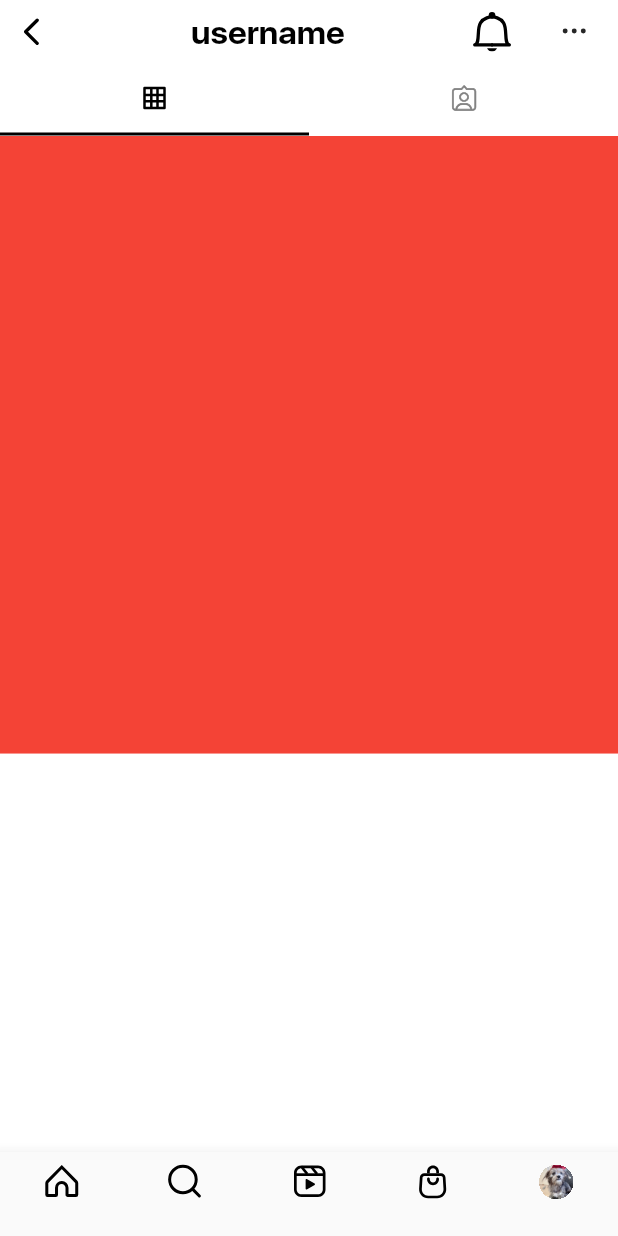
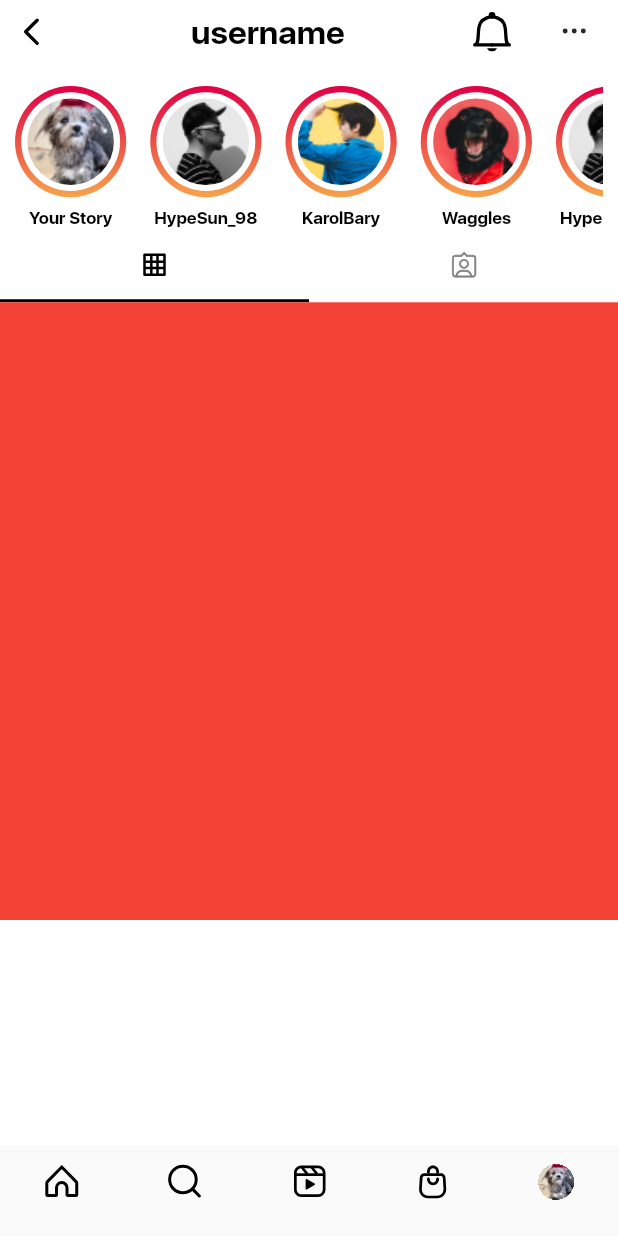
Before and after one commit to danielnoliveira/instagram_clone, a Flutter app: the screen it shows after launch, on a phone screen of 412 x 824 dp. Run offline on Flutter 3.47's test engine with Material 2 defaults, Android fonts, the phone set to English and light mode, and no system bars; our stand-ins replace device_preview, flutter_svg, sizer; project files that could hold a hidden picture were left out.

Commit message:
story tray

```diff
--- a/lib/main.dart
+++ b/lib/main.dart
@@ -6,6 +6,5 @@ import 'package:sizer/sizer.dart';
 import 'screens/app/app.dart';
 
 void main() {
-  runApp(DevicePreview(
-      enabled: !kReleaseMode, builder: (context) => const MyApp()));
+  runApp(DevicePreview(enabled: false, builder: (context) => const MyApp()));
 }
--- /dev/null
+++ b/lib/mocks/story_tray_home_list.dart
@@ -0,0 +1,21 @@
+var story_tray_home_list = [
+  StoryTrayItem(userImage: 'ruffles_story_tray', userName: 'Your Story'),
+  StoryTrayItem(userImage: 'bambi_story_tray', userName: 'HypeSun_98'),
+  StoryTrayItem(userImage: 'daniel_story_tray', userName: 'KarolBary'),
+  StoryTrayItem(userImage: 'jose_story_tray', userName: 'Waggles'),
+  StoryTrayItem(userImage: 'bambi_story_tray', userName: 'HypeSun_98'),
+  StoryTrayItem(userImage: 'daniel_story_tray', userName: 'KarolBary'),
+  StoryTrayItem(userImage: 'jose_story_tray', userName: 'Waggles'),
+  StoryTrayItem(userImage: 'bambi_story_tray', userName: 'HypeSun_98'),
+  StoryTrayItem(userImage: 'daniel_story_tray', userName: 'KarolBary'),
+  StoryTrayItem(userImage: 'jose_story_tray', userName: 'Waggles'),
+];
+
+class StoryTrayItem {
+  String userImage;
+  String userName;
+  StoryTrayItem({
+    required this.userImage,
+    required this.userName,
+  });
+}
--- a/lib/screens/home/home_view.dart
+++ b/lib/screens/home/home_view.dart
@@ -5,6 +5,7 @@ import 'package:instagram_clone/shared_widgets/apps_bar/initial_app_bar.dart';
 import 'package:instagram_clone/shared_widgets/apps_bar/my_user_profile_app_bar.dart';
 import 'package:instagram_clone/shared_widgets/apps_bar/other_user_profile_app_bar.dart';
 import 'package:instagram_clone/shared_widgets/bottom_bar/bottom_bar.dart';
+import 'package:instagram_clone/shared_widgets/story_trays/story_tray_home.dart';
 import 'package:instagram_clone/shared_widgets/tabs/full_options_tabs.dart';
 import 'package:instagram_clone/shared_widgets/tabs/posts_and_mentions_tabs.dart';
 import 'package:sizer/sizer.dart';
@@ -21,6 +22,7 @@ class HomeView extends HomeViewModel {
         height: 100.h,
         child: Column(
           children: [
+            StoryTrayHome(),
             PostsAndMentionsTabs(tabController: tabController),
             Container(
               width: 100.w,
--- a/lib/shared_widgets/bottom_bar/bottom_bar.dart
+++ b/lib/shared_widgets/bottom_bar/bottom_bar.dart
@@ -50,8 +50,8 @@ class _InstagramBottomNavigationBarState
             decoration: BoxDecoration(shape: BoxShape.circle),
             child: Image.asset(
               'assets/images/Ruffles.png',
-              width: 5.6.w,
-              height: 5.6.w,
+              width: 24,
+              height: 24,
               fit: BoxFit.contain,
             ),
           ),
--- /dev/null
+++ b/lib/shared_widgets/story_trays/story_tray_home.dart
@@ -0,0 +1,126 @@
+import 'package:flutter/material.dart';
+import 'package:instagram_clone/mocks/story_tray_home_list.dart';
+import 'package:sizer/sizer.dart';
+
+class StoryTrayHome extends StatelessWidget {
+  const StoryTrayHome({Key? key}) : super(key: key);
+
+  @override
+  Widget build(BuildContext context) {
+    return Container(
+      padding: EdgeInsets.symmetric(horizontal: 10).copyWith(top: 15),
+      width: 100.w,
+      constraints: BoxConstraints(
+        minHeight: 0,
+      ),
+      child: SingleChildScrollView(
+        scrollDirection: Axis.horizontal,
+        child: Row(
+          children: story_tray_home_list
+              .map((e) => UserStoryTrayItem(
+                  userImage: e.userImage, userName: e.userName))
+              .toList(),
+        ),
+      ),
+    );
+  }
+}
+
+class UserStoryTrayItem extends StatelessWidget {
+  final String userImage, userName;
+  const UserStoryTrayItem({
+    Key? key,
+    required this.userImage,
+    required this.userName,
+  }) : super(key: key);
+
+  @override
+  Widget build(BuildContext context) {
+    return Padding(
+      padding: const EdgeInsets.only(right: 16),
+      child: Column(
+        mainAxisSize: MainAxisSize.min,
+        children: [
+          UserGradientStoryTray(
+            userStoryImage: UserImageStoryTray(userImage: userImage),
+          ),
+          SizedBox(
+            width: 18.w,
+            child: Align(
+              alignment: Alignment.center,
+              child: Text(userName,
+                  softWrap: false,
+                  style: TextStyle(
+                    fontFamily: 'SF_UI_Display',
+                    fontWeight: FontWeight.w600,
+                    fontSize: 11.5,
+                    height: 22 / 11.5,
+                    color: Colors.black,
+                  )),
+            ),
+          ),
+        ],
+      ),
+    );
+  }
+}
+
+class UserGradientStoryTray extends StatelessWidget {
+  final Widget userStoryImage;
+  const UserGradientStoryTray({
+    Key? key,
+    required this.userStoryImage,
+  }) : super(key: key);
+
+  @override
+  Widget build(BuildContext context) {
+    return Container(
+      width: 18.w,
+      height: 18.w,
+      alignment: Alignment.center,
+      decoration: BoxDecoration(
+        shape: BoxShape.circle,
+        gradient: LinearGradient(
+          begin: Alignment.topCenter,
+          end: Alignment.bottomCenter,
+          colors: [
+            Color.fromRGBO(222, 0, 70, 1),
+            Color.fromRGBO(247, 163, 75, 1)
+          ],
+        ),
+      ),
+      child: Container(
+        width: 16.w,
+        alignment: Alignment.center,
+        height: 16.w,
+        decoration: BoxDecoration(
+          color: Colors.white,
+          shape: BoxShape.circle,
+        ),
+        child: userStoryImage,
+      ),
+    );
+  }
+}
+
+class UserImageStoryTray extends StatelessWidget {
+  final String userImage;
+  const UserImageStoryTray({Key? key, required this.userImage})
+      : super(key: key);
+
+  @override
+  Widget build(BuildContext context) {
+    return Container(
+      width: 14.w,
+      height: 14.w,
+      decoration: BoxDecoration(
+        color: Colors.white,
+        shape: BoxShape.circle,
+        image: DecorationImage(
+          fit: BoxFit.cover,
+          image: AssetImage('assets/images/$userImage.png'),
+        ),
+      ),
+    );
+  }
+}
```
Also changed, not shown: assets/images/bambi_story_tray.png (added), assets/images/daniel_story_tray.png (added), assets/images/jose_story_tray.png (added), assets/images/ruffles_story_tray.png (added), 1 other file.
